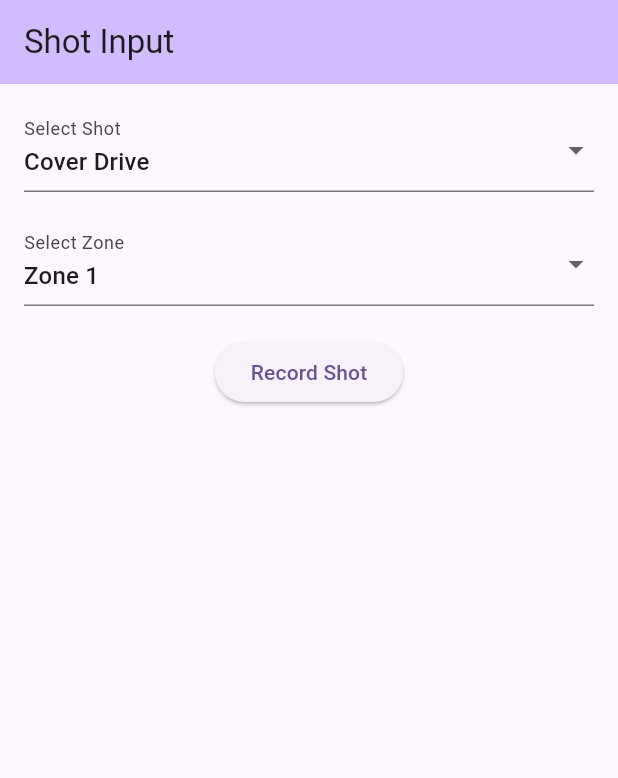
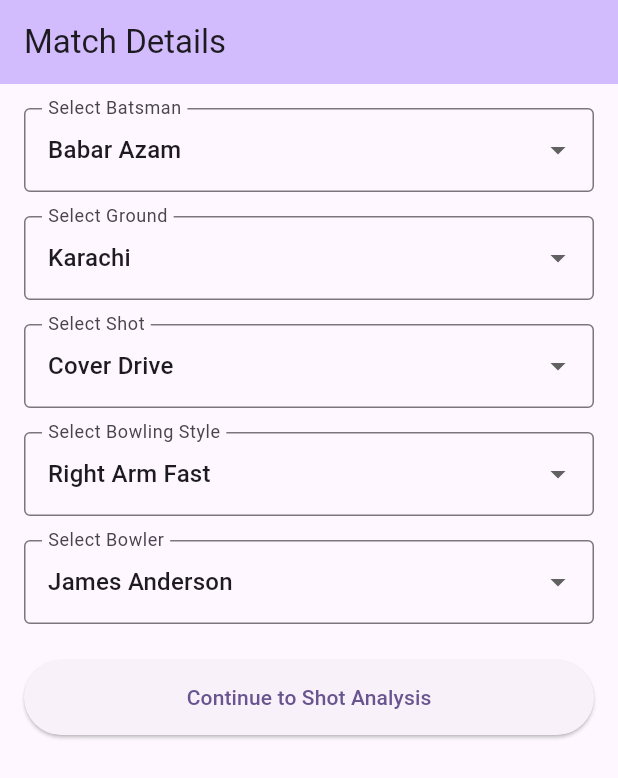
Before and after one commit to thecodemonster1/cric_field_project_1, a Flutter app: the screen it shows after launch, on a phone screen of 412 x 824 dp. Shown: the top 778 px of the screen. Run offline on Flutter 3.47's test engine with Material 3 defaults, Android fonts, the phone set to English and light mode, and no system bars.

Commit message:
Enhance InputPage with dropdowns for batsman, ground, shot, bowling style, and bowler selection

```diff
--- a/lib/Pages/InputPage.dart
+++ b/lib/Pages/InputPage.dart
@@ -9,8 +9,33 @@ class InputPage extends StatefulWidget {
 }
 
 class _InputPageState extends State<InputPage> {
+  String? selectedBatsman = 'Babar Azam';
+  String? selectedGround;
   String? selectedShot = 'Cover Drive';
-  String? selectedZone = 'Zone 1';
+  String? selectedBowlingStyle = 'Right Arm Fast';
+  String? selectedBowler = 'James Anderson';
+
+  final Map<String, List<String>> batsmanGrounds = {
+    'Babar Azam': [
+      'Karachi',
+      'Lahore',
+      'Rawalpindi',
+      'Dubai',
+      'Abu Dhabi',
+      'Melbourne',
+      'Sydney',
+      'Lords',
+    ],
+    'Jos Buttler': [
+      'Lords',
+      'The Oval',
+      'Old Trafford',
+      'Edgbaston',
+      'MCG',
+      'SCG',
+      'Adelaide',
+    ],
+  };
 
   final List<String> shots = [
     'Cover Drive',
@@ -19,67 +44,139 @@ class _InputPageState extends State<InputPage> {
     'Pull Shot',
     'Hook Shot',
     'Leg Glance',
-    'Sweep'
+    'Sweep',
+    'Reverse Sweep',
+    'Scoop',
+    'On Drive',
+    'Flick',
   ];
 
-  final List<String> zones = [
-    'Zone 1',
-    'Zone 2',
-    'Zone 3',
-    'Zone 4',
-    'Zone 5',
-    'Zone 6'
+  final List<String> bowlingStyles = [
+    'Right Arm Fast',
+    'Right Arm Medium',
+    'Left Arm Fast',
+    'Left Arm Medium',
+    'Off Spin',
+    'Leg Spin',
+    'Left Arm Spin',
   ];
+
+  final Map<String, List<String>> styleBowlers = {
+    'Right Arm Fast': ['James Anderson', 'Pat Cummins', 'Mohammed Shami'],
+    'Right Arm Medium': ['Harshal Patel', 'Bhuvneshwar Kumar'],
+    'Left Arm Fast': ['Mitchell Starc', 'Trent Boult', 'Shaheen Afridi'],
+    'Left Arm Medium': ['Sam Curran', 'Jason Behrendorff'],
+    'Off Spin': ['R Ashwin', 'Nathan Lyon', 'Moeen Ali'],
+    'Leg Spin': ['Rashid Khan', 'Adam Zampa', 'Yuzvendra Chahal'],
+    'Left Arm Spin': ['Mitchell Santner', 'Axar Patel'],
+  };
+
+  @override
+  void initState() {
+    super.initState();
+    selectedGround = batsmanGrounds[selectedBatsman]?.first;
+    selectedBowler = styleBowlers[selectedBowlingStyle]?.first;
+  }
 
   @override
   Widget build(BuildContext context) {
     return Scaffold(
       appBar: AppBar(
-        title: const Text('Shot Input'),
+        title: const Text('Match Details'),
         backgroundColor: Theme.of(context).colorScheme.inversePrimary,
       ),
-      body: Padding(
+      body: SingleChildScrollView(
         padding: const EdgeInsets.all(16.0),
         child: Column(
           children: [
             DropdownButtonFormField<String>(
-              value: selectedShot,
-              decoration: const InputDecoration(labelText: 'Select Shot'),
-              items: shots.map((shot) {
-                return DropdownMenuItem(
-                  value: shot,
-                  child: Text(shot),
-                );
+              value: selectedBatsman,
+              decoration: const InputDecoration(
+                labelText: 'Select Batsman',
+                border: OutlineInputBorder(),
+              ),
+              items: batsmanGrounds.keys.map((batsman) {
+                return DropdownMenuItem(value: batsman, child: Text(batsman));
               }).toList(),
               onChanged: (value) {
                 setState(() {
-                  selectedShot = value;
+                  selectedBatsman = value;
+                  selectedGround = batsmanGrounds[value]?.first;
                 });
               },
             ),
-            const SizedBox(height: 20),
+            const SizedBox(height: 16),
             DropdownButtonFormField<String>(
-              value: selectedZone,
-              decoration: const InputDecoration(labelText: 'Select Zone'),
-              items: zones.map((zone) {
-                return DropdownMenuItem(
-                  value: zone,
-                  child: Text(zone),
-                );
+              value: selectedGround,
+              decoration: const InputDecoration(
+                labelText: 'Select Ground',
+                border: OutlineInputBorder(),
+              ),
+              items: batsmanGrounds[selectedBatsman]?.map((ground) {
+                return DropdownMenuItem(value: ground, child: Text(ground));
+              }).toList(),
+              onChanged: (value) => setState(() => selectedGround = value),
+            ),
+            const SizedBox(height: 16),
+            DropdownButtonFormField<String>(
+              value: selectedShot,
+              decoration: const InputDecoration(
+                labelText: 'Select Shot',
+                border: OutlineInputBorder(),
+              ),
+              items: shots.map((shot) {
+                return DropdownMenuItem(value: shot, child: Text(shot));
+              }).toList(),
+              onChanged: (value) => setState(() => selectedShot = value),
+            ),
+            const SizedBox(height: 16),
+            DropdownButtonFormField<String>(
+              value: selectedBowlingStyle,
+              decoration: const InputDecoration(
+                labelText: 'Select Bowling Style',
+                border: OutlineInputBorder(),
+              ),
+              items: bowlingStyles.map((style) {
+                return DropdownMenuItem(value: style, child: Text(style));
               }).toList(),
               onChanged: (value) {
                 setState(() {
-                  selectedZone = value;
+                  selectedBowlingStyle = value;
+                  selectedBowler = styleBowlers[value]?.first;
                 });
               },
             ),
-            const SizedBox(height: 20),
+            const SizedBox(height: 16),
+            DropdownButtonFormField<String>(
+              value: selectedBowler,
+              decoration: const InputDecoration(
+                labelText: 'Select Bowler',
+                border: OutlineInputBorder(),
+              ),
+              items: styleBowlers[selectedBowlingStyle]?.map((bowler) {
+                return DropdownMenuItem(value: bowler, child: Text(bowler));
+              }).toList(),
+              onChanged: (value) => setState(() => selectedBowler = value),
+            ),
+            const SizedBox(height: 24),
             ElevatedButton(
+              style: ElevatedButton.styleFrom(
+                minimumSize: const Size(double.infinity, 50),
+              ),
               onPressed: () {
-                // TODO: Save the shot data
-                Navigator.pushNamed(context, '/wagonWheel');
+                Navigator.pushNamed(
+                  context,
+                  '/wagonWheel',
+                  arguments: {
+                    'batsman': selectedBatsman,
+                    'ground': selectedGround,
+                    'shot': selectedShot,
+                    'bowlingStyle': selectedBowlingStyle,
+                    'bowler': selectedBowler,
+                  },
+                );
               },
-              child: const Text('Record Shot'),
+              child: const Text('Continue to Shot Analysis'),
             ),
           ],
         ),
```
